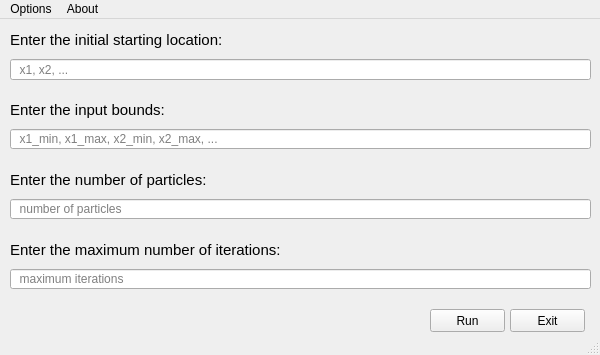
Qt form maingui.ui (piratedvirus09/Particle-Swarm-Optimization-with-Python) before a commit.
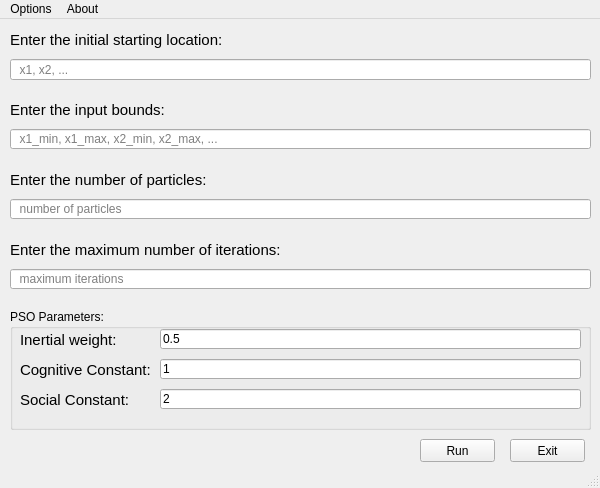
The same form after that commit.

Commit message: Add GUI for PSO parameters

Patch:
```diff
--- a/maingui.ui
+++ b/maingui.ui
@@ -7,7 +7,7 @@
     <x>0</x>
     <y>0</y>
     <width>600</width>
-    <height>355</height>
+    <height>488</height>
    </rect>
   </property>
   <property name="windowTitle">
@@ -170,8 +170,8 @@
    <widget class="QPushButton" name="pushButton">
     <property name="geometry">
      <rect>
-      <x>430</x>
-      <y>290</y>
+      <x>420</x>
+      <y>420</y>
       <width>75</width>
       <height>23</height>
      </rect>
@@ -187,7 +187,7 @@
     <property name="geometry">
      <rect>
       <x>510</x>
-      <y>290</y>
+      <y>420</y>
       <width>75</width>
       <height>23</height>
      </rect>
@@ -196,6 +196,157 @@
      <string>Exit</string>
     </property>
    </widget>
+   <widget class="QGroupBox" name="groupBox">
+    <property name="geometry">
+     <rect>
+      <x>10</x>
+      <y>290</y>
+      <width>581</width>
+      <height>121</height>
+     </rect>
+    </property>
+    <property name="toolTip">
+     <string>For best results, do not change the default values!</string>
+    </property>
+    <property name="title">
+     <string>PSO Parameters:</string>
+    </property>
+    <widget class="QLabel" name="label_5">
+     <property name="geometry">
+      <rect>
+       <x>10</x>
+       <y>20</y>
+       <width>131</width>
+       <height>21</height>
+      </rect>
+     </property>
+     <property name="font">
+      <font>
+       <pointsize>11</pointsize>
+       <italic>false</italic>
+       <kerning>true</kerning>
+      </font>
+     </property>
+     <property name="text">
+      <string>Inertial weight:</string>
+     </property>
+    </widget>
+    <widget class="QLineEdit" name="lineEdit_5">
+     <property name="geometry">
+      <rect>
+       <x>150</x>
+       <y>20</y>
+       <width>421</width>
+       <height>20</height>
+      </rect>
+     </property>
+     <property name="toolTip">
+      <string>Enter the weight (w)</string>
+     </property>
+     <property name="inputMask">
+      <string/>
+     </property>
+     <property name="text">
+      <string>0.5</string>
+     </property>
+     <property name="readOnly">
+      <bool>false</bool>
+     </property>
+     <property name="placeholderText">
+      <string>  constant inertia weight</string>
+     </property>
+    </widget>
+    <widget class="QLabel" name="label_6">
+     <property name="geometry">
+      <rect>
+       <x>10</x>
+       <y>50</y>
+       <width>131</width>
+       <height>21</height>
+      </rect>
+     </property>
+     <property name="font">
+      <font>
+       <pointsize>11</pointsize>
+       <italic>false</italic>
+       <kerning>true</kerning>
+      </font>
+     </property>
+     <property name="text">
+      <string>Cognitive Constant:</string>
+     </property>
+    </widget>
+    <widget class="QLineEdit" name="lineEdit_6">
+     <property name="geometry">
+      <rect>
+       <x>150</x>
+       <y>50</y>
+       <width>421</width>
+       <height>20</height>
+      </rect>
+     </property>
+     <property name="toolTip">
+      <string>Enter the cognitive constant (c1)</string>
+     </property>
+     <property name="inputMask">
+      <string/>
+     </property>
+     <property name="text">
+      <string>1</string>
+     </property>
+     <property name="readOnly">
+      <bool>false</bool>
+     </property>
+     <property name="placeholderText">
+      <string>  cognitive constant</string>
+     </property>
+    </widget>
+    <widget class="QLabel" name="label_7">
+     <property name="geometry">
+      <rect>
+       <x>10</x>
+       <y>80</y>
+       <width>131</width>
+       <height>21</height>
+      </rect>
+     </property>
+     <property name="font">
+      <font>
+       <pointsize>11</pointsize>
+       <italic>false</italic>
+       <kerning>true</kerning>
+      </font>
+     </property>
+     <property name="text">
+      <string>Social Constant:</string>
+     </property>
+    </widget>
+    <widget class="QLineEdit" name="lineEdit_7">
+     <property name="geometry">
+      <rect>
+       <x>150</x>
+       <y>80</y>
+       <width>421</width>
+       <height>20</height>
+      </rect>
+     </property>
+     <property name="toolTip">
+      <string>Enter the social constant (c2)</string>
+     </property>
+     <property name="inputMask">
+      <string/>
+     </property>
+     <property name="text">
+      <string>2</string>
+     </property>
+     <property name="readOnly">
+      <bool>false</bool>
+     </property>
+     <property name="placeholderText">
+      <string>  social constant</string>
+     </property>
+    </widget>
+   </widget>
   </widget>
   <widget class="QMenuBar" name="menubar">
    <property name="geometry">
```
The commit also changes 2 other files.
